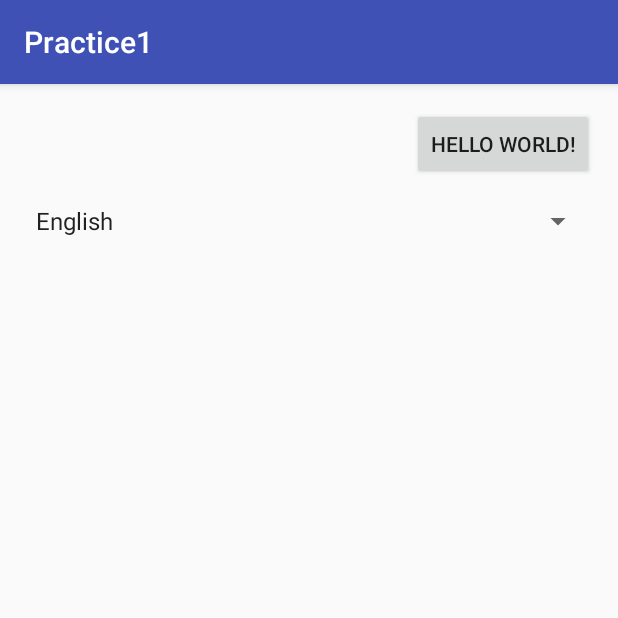
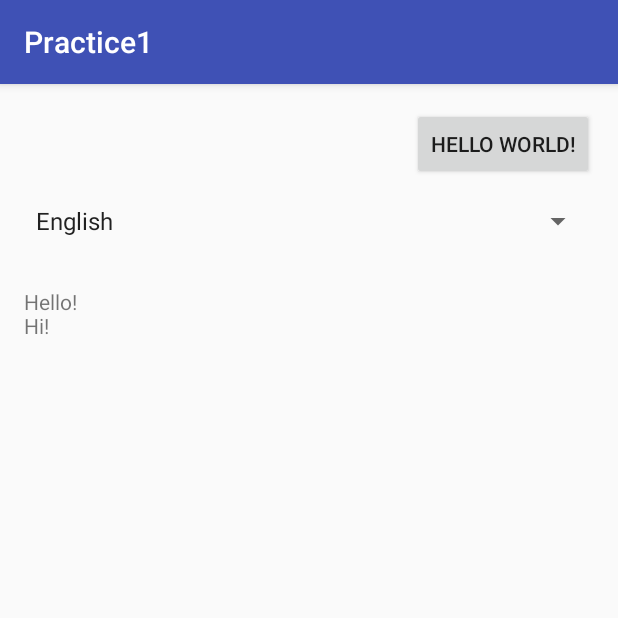
Before and after one commit to pmknkaek/androidPractice, an Android app: the screen it shows after launch (MainActivity), after a tap on "HELLO WORLD!", on a phone screen of 412 x 824 dp, the top half of it. Run offline under Robolectric (Android 15) with nearby library versions, the phone set to English and light mode, and no system bars.

Commit message:
added button functionality

```diff
--- a/app/src/main/java/com/andy/practice1/MainActivity.java
+++ b/app/src/main/java/com/andy/practice1/MainActivity.java
@@ -3,6 +3,11 @@ package com.andy.practice1;
 import android.support.v7.app.AppCompatActivity;
 import android.os.Bundle;
 import android.view.View;
+import android.widget.Spinner;
+import android.widget.TextView;
+
+import java.util.ArrayList;
+import java.util.List;
 
 public class MainActivity extends AppCompatActivity {
 
@@ -13,6 +18,27 @@ public class MainActivity extends AppCompatActivity {
     }
 
     public void onClickFindWords(View view){
+        TextView words = (TextView) findViewById(R.id.words);
+        Spinner language = (Spinner) findViewById(R.id.spinner);
+        int selection = (int)language.getSelectedItemId();
+        List<String> wordsList = getWords(selection);
+        StringBuilder wordsFormatted = new StringBuilder();
 
+        for (String word:wordsList) {
+            wordsFormatted.append(word).append('\n');
+        }
+        words.setText(wordsFormatted);
+        }
+
+    public List<String> getWords(int id){
+        List<String> words = new ArrayList<String>();
+        if (id == 0){
+            words.add("Hello!");
+            words.add("Hi!");
+        }
+        if (id == 1){
+            words.add("Hallo");
+        }
+        return words;
     }
 }
--- a/app/src/main/res/layout/activity_main.xml
+++ b/app/src/main/res/layout/activity_main.xml
@@ -31,7 +31,7 @@
         app:layout_constraintTop_toBottomOf="@+id/button" />
 
     <TextView
-        android:id="@+id/textView"
+        android:id="@+id/words"
         android:layout_width="wrap_content"
         android:layout_height="wrap_content"
         android:layout_marginLeft="16dp"
```
